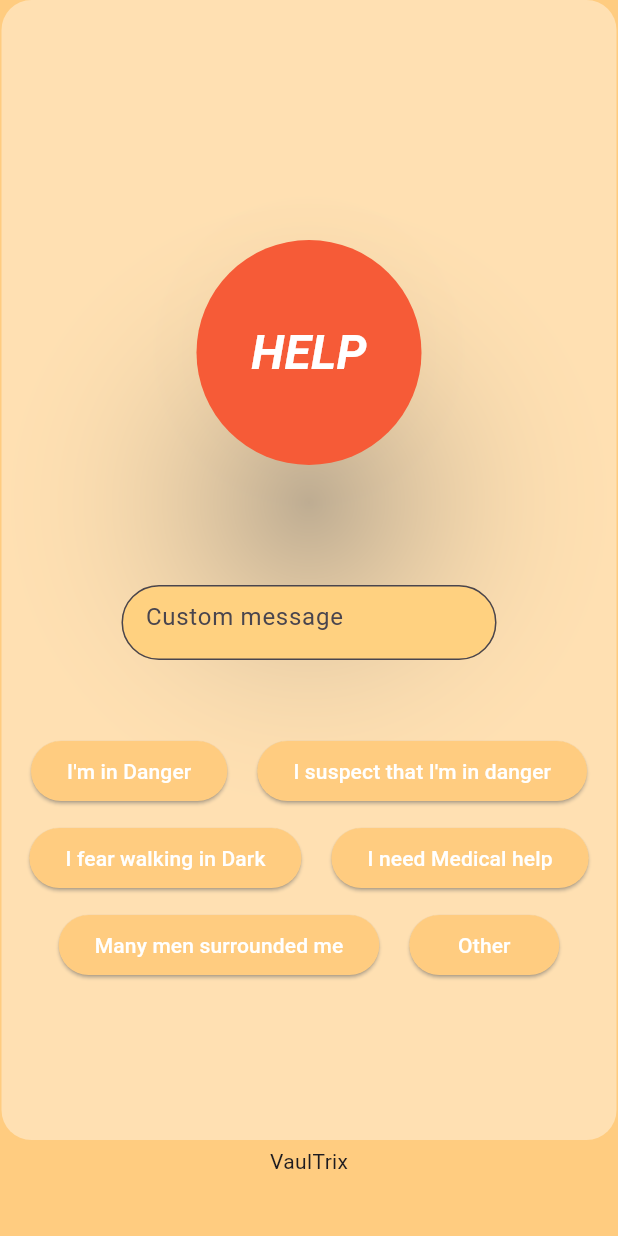
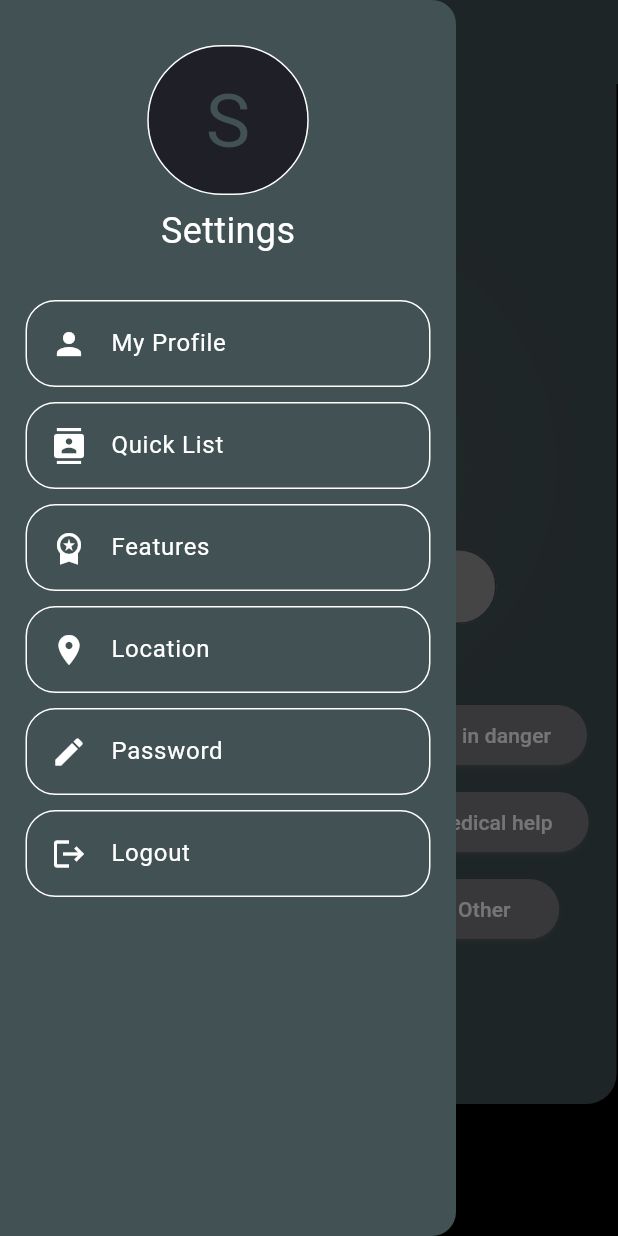
Before and after one commit to Sanmitha-Sadhishkumar/VaulTrix, a Flutter app: the screen it shows after launch, with the side drawer open (before the commit the screen has no drawer), on a phone screen of 412 x 824 dp. Run offline on Flutter 3.47's test engine with Material 3 defaults, Android fonts, the light colour scheme and no system bars.

Commit message:
added Settings drawer

```diff
--- /dev/null
+++ b/app/lib/colorThemes.dart
@@ -0,0 +1,22 @@
+import 'package:flutter/material.dart';
+import 'package:flutter/painting.dart';
+
+Map<String, Color> Home_Dark_theme = {
+  "Button_Color" : Color.fromARGB(255, 255, 0, 0),
+  "fillColor": Color.fromARGB(255, 150, 150, 150),
+  "HelperBgColor" : Color.fromARGB(255, 121, 122, 129),
+  "InnerContainerColor": Color.fromARGB(255, 66, 81, 84),
+  "OuterContainerColor" : Color.fromARGB(255, 0, 0, 0),
+  "VaultrixColor":Color.fromARGB(255, 255, 255, 255),
+  "DrawerHeader":Color.fromARGB(255, 31, 31, 40),
+};
+
+Map<String, Color> Home_Light_theme = {
+  "Button_Color" : Color.fromARGB(255, 255, 0, 0),
+  "fillColor": Color.fromARGB(255, 252, 212, 125),
+  "HelperBgColor" : Color.fromARGB(255, 255, 204, 128),
+  "InnerContainerColor": Color.fromARGB(255, 255, 224, 178),
+  "OuterContainerColor" : Color.fromARGB(255, 255, 204, 128),
+  "VaultrixColor":Color.fromARGB(255, 12, 12, 12),
+  "DrawerHeader":Color.fromARGB(255, 248, 152, 27),
+};
--- a/app/lib/main.dart
+++ b/app/lib/main.dart
@@ -1,6 +1,9 @@
 import 'package:flutter/material.dart';
 import 'package:flutter/painting.dart';
 import 'screens/home_page.dart';
+import 'colorThemes.dart';
+
+Map<String,Color> currentTheme = Home_Dark_theme;
 
 void main() {
   runApp(const MyApp());
@@ -18,7 +21,7 @@ class MyApp extends StatelessWidget {
         colorScheme: ColorScheme.fromSeed(seedColor: Colors.deepPurple),
         useMaterial3: true,
       ),
-      home: const HomeLayout(),
+      home: HomeLayout(currentTheme:currentTheme),
     );
   }
 }
--- /dev/null
+++ b/app/lib/screens/Elements/HelperMessage.dart
@@ -0,0 +1,28 @@
+
+import 'package:flutter/material.dart';
+import 'package:flutter/painting.dart';
+class HelperMessage extends StatefulWidget {
+  final String msg;
+  final Map<String,Color> currentTheme;
+  const HelperMessage({super.key, required this.msg, required this.currentTheme});
+  @override
+  State<HelperMessage> createState() => _HelperMessageState();
+}
+
+class _HelperMessageState extends State<HelperMessage> {
+  @override
+  Widget build(BuildContext context){
+    return ElevatedButton(
+        onPressed: (){
+          print(widget.msg);
+        },
+        style: ElevatedButton.styleFrom(
+          backgroundColor: widget.currentTheme['HelperBgColor'],
+          foregroundColor: Colors.white,
+          minimumSize:Size(100,40),
+          shadowColor: Colors.grey,
+          splashFactory: InkRipple.splashFactory,
+        ),
+        child: Text(widget.msg));
+  }
+}
--- /dev/null
+++ b/app/lib/screens/Elements/SettingsDrawer.dart
@@ -0,0 +1,91 @@
+import 'package:flutter/material.dart';
+import 'package:flutter/painting.dart';
+
+class SettingsTile extends StatelessWidget {
+  final Map<String,Color> currentTheme;
+  final String DisplayText;
+  final IconData DisplayIcon;
+  const SettingsTile({super.key, required this.DisplayIcon, required this.DisplayText, required this.currentTheme});
+
+  @override
+  Widget build(BuildContext context) {
+    return Column(
+      mainAxisAlignment: MainAxisAlignment.center, //Center Row contents horizontally,
+      crossAxisAlignment: CrossAxisAlignment.center,
+      children:<Widget>[
+        SizedBox(width:10),
+        SizedBox(
+          child:Container(
+            decoration: BoxDecoration(
+                border: Border.all(color: Colors.white),
+                borderRadius: BorderRadius.circular(20),
+            ),
+            child : ListTile(
+            leading: Icon(this.DisplayIcon, color:this.currentTheme['VaultrixColor']),
+            title: Text(this.DisplayText, style:TextStyle(height:2,color: this.currentTheme['VaultrixColor'])),
+            focusColor:this.currentTheme['InnerContainerColor'],
+            tileColor:this.currentTheme['InnerContainerColor'],
+            onTap: () {
+              Navigator.pop(context);
+            },
+            shape:RoundedRectangleBorder(borderRadius: BorderRadius.circular(20)),
+          ),
+          ),
+          width:270,
+        ),
+        SizedBox(width:10),
+      ],
+    );
+  }
+}
+
+class SettingsDrawer extends StatelessWidget {
+  final Map<String,Color> currentTheme;
+  const SettingsDrawer({super.key, required this.currentTheme});
+
+  @override
+  Widget build(BuildContext context) {
+    return Drawer(
+      backgroundColor:this.currentTheme['InnerContainerColor'],
+      child: ListView(
+        padding: const EdgeInsets.all(0),
+        children: [
+          Container(
+            height: 200,
+            child: Column(
+              children: <Widget>[
+                SizedBox(height:30),
+                Container(
+                  height: 100,
+                  decoration:BoxDecoration(
+                    borderRadius: BorderRadius.circular(50),
+                    border: Border.all(color: this.currentTheme['VaultrixColor']!),
+                    color: this.currentTheme['DrawerHeader'],),
+                  child:Text("   S   ", style:TextStyle(
+                    height:2,
+                    fontSize:50,
+                    color: this.currentTheme['InnerContainerColor'],
+                  )
+                ),
+                ),
+                Text("Settings", style:TextStyle(fontSize:24,height:2,color: this.currentTheme['VaultrixColor'])),
+              ]
+            )
+          ),//DrawerHeader
+          //SizedBox(height:40),
+          SettingsTile(DisplayIcon:Icons.person,DisplayText:'My Profile',currentTheme: this.currentTheme),
+          SizedBox(height:10),
+          SettingsTile(DisplayIcon:Icons.contacts,DisplayText:'Quick List',currentTheme: this.currentTheme),
+          SizedBox(height:10),
+          SettingsTile(DisplayIcon:Icons.workspace_premium,DisplayText:'Features',currentTheme: this.currentTheme),
+          SizedBox(height:10),
+          SettingsTile(DisplayIcon:Icons.location_on,DisplayText:'Location',currentTheme: this.currentTheme),
+          SizedBox(height:10),
+          SettingsTile(DisplayIcon:Icons.edit,DisplayText:'Password',currentTheme: this.currentTheme),
+          SizedBox(height:10),
+          SettingsTile(DisplayIcon:Icons.logout,DisplayText:'Logout',currentTheme: this.currentTheme),
+        ],
+      ),
+    );
+  }
+}
--- a/app/lib/screens/home_page.dart
+++ b/app/lib/screens/home_page.dart
@@ -1,35 +1,11 @@
 import 'package:flutter/material.dart';
 import 'package:flutter/painting.dart';
-
-class HelperMessage extends StatefulWidget {
-  final String msg;
-  const HelperMessage({super.key, required this.msg});
-  @override
-  State<HelperMessage> createState() => _HelperMessageState();
-}
-
-class _HelperMessageState extends State<HelperMessage> {
-  @override
-  Widget build(BuildContext context){
-    return ElevatedButton(
-        onPressed: (){
-          print(widget.msg);
-        },
-        style: ElevatedButton.styleFrom(
-          backgroundColor: Colors.orange[200],
-          foregroundColor: Colors.white,
-          minimumSize:Size(100,40),
-          shadowColor: Colors.grey,
-          splashFactory: InkRipple.splashFactory,
-        ),
-        child: Text(widget.msg));
-  }
-}
-
-
+import 'Elements/SettingsDrawer.dart';
+import 'Elements/HelperMessage.dart';
 
 class HomeLayout extends StatefulWidget {
-  const HomeLayout({super.key});
+  final Map<String,Color> currentTheme;
+  const HomeLayout({super.key, required this.currentTheme});
   @override
   State<HomeLayout> createState() => _HomeLayout();
 }
@@ -38,6 +14,14 @@ class _HomeLayout extends State<HomeLayout> {
   @override
   Widget build(BuildContext context) {
     return Scaffold(
+      appBar:AppBar(
+          //leading: IconButton(
+           //     icon:Icon(IconData(0xf36e, fontFamily: 'MaterialIcons')),
+           //     onPressed:(){},),
+          backgroundColor:widget.currentTheme["InnerContainerColor"],
+          foregroundColor:widget.currentTheme["VaultrixColor"],
+      ),
+      drawer: SettingsDrawer(currentTheme:widget.currentTheme),
       body: Center(
         child: Container(
           child: Column(
@@ -45,19 +29,19 @@ class _HomeLayout extends State<HomeLayout> {
               Container(
                   child:Column(
                     children:<Widget>[
-                      SizedBox(height: 160),
+                      SizedBox(height: 80),
                       Center(
                         child: ElevatedButton(
                           child: const Text('HELP'),
                           style: ElevatedButton.styleFrom(
-                            backgroundColor: Colors.red,
+                            backgroundColor: widget.currentTheme['Button_Color'],
                             foregroundColor: Colors.white,
                             shape: RoundedRectangleBorder(borderRadius: BorderRadius.circular(80),),
                             shadowColor: Colors.grey,
                             minimumSize:Size(150,150),
                             textStyle: TextStyle(fontSize:32, fontStyle: FontStyle.italic, fontWeight: FontWeight.bold),
                             elevation: 50.0,
-                            surfaceTintColor: Colors.yellow,
+                            //surfaceTintColor: Colors.yellow,
                             splashFactory: InkRipple.splashFactory,
                           ),
                           onPressed: (){
@@ -77,7 +61,7 @@ class _HomeLayout extends State<HomeLayout> {
                             hintText: 'Custom message',
                             filled: true,
                             border: OutlineInputBorder(borderRadius: BorderRadius.circular(50,)),
-                            fillColor: Colors.orangeAccent[100],
+                            fillColor: widget.currentTheme['fillColor'],
                           ),
                           style: TextStyle(fontSize: 16.0, height: 2.0, color: Colors.black),
                           cursorHeight: 16,
@@ -89,9 +73,9 @@ class _HomeLayout extends State<HomeLayout> {
                         mainAxisAlignment: MainAxisAlignment.center, //Center Row contents horizontally,
                         crossAxisAlignment: CrossAxisAlignment.center,
                         children:<Widget>[
-                          HelperMessage(msg: "I'm in Danger"),
+                          HelperMessage(msg: "I'm in Danger",currentTheme:widget.currentTheme),
                           SizedBox(width: 20),
-                          HelperMessage(msg: "I suspect that I'm in danger"),
+                          HelperMessage(msg: "I suspect that I'm in danger", currentTheme:widget.currentTheme),
                         ],
                       ),
                       SizedBox(height: 10),
@@ -99,9 +83,9 @@ class _HomeLayout extends State<HomeLayout> {
                         mainAxisAlignment: MainAxisAlignment.center, //Center Row contents horizontally,
                         crossAxisAlignment: CrossAxisAlignment.center,
                         children:<Widget>[
-                          HelperMessage(msg: "I fear walking in Dark"),
+                          HelperMessage(msg: "I fear walking in Dark", currentTheme:widget.currentTheme),
                           SizedBox(width: 20),
-                          HelperMessage(msg: "I need Medical help"),
+                          HelperMessage(msg: "I need Medical help", currentTheme:widget.currentTheme),
                         ],
                       ),
                       SizedBox(height: 10),
@@ -109,27 +93,30 @@ class _HomeLayout extends State<HomeLayout> {
                         mainAxisAlignment: MainAxisAlignment.center, //Center Row contents horizontally,
                         crossAxisAlignment: CrossAxisAlignment.center,
                         children:<Widget>[
-                          HelperMessage(msg: "Many men surrounded me"),
+                          HelperMessage(msg: "Many men surrounded me", currentTheme:widget.currentTheme),
                           SizedBox(width: 20),
-                          HelperMessage(msg: "Other"),
+                          HelperMessage(msg: "Other", currentTheme:widget.currentTheme),
                         ],
                       )
                     ],
                   ),
-                  height: 760,
+                  height: 680,
                   width: 410,
                   decoration: ShapeDecoration(
-                    shape: RoundedRectangleBorder(borderRadius: BorderRadius.circular(20),),
-                    color: Colors.orange[100],
+                    shape: RoundedRectangleBorder(borderRadius: BorderRadius.only(
+                      bottomLeft:Radius.circular(20),
+                      bottomRight:Radius.circular(20),
+                    ),),
+                    color: widget.currentTheme['InnerContainerColor'],
                   )
               ),
-              SizedBox(height:20,child:Text("VaulTrix", style:TextStyle(height:2))
+              SizedBox(height:20,child:Text("VaulTrix", style:TextStyle(height:2,color: widget.currentTheme['VaultrixColor']))
               ),
             ],
           ),
         ),
       ),
-      backgroundColor: Colors.orange[200],
+      backgroundColor: widget.currentTheme['OuterContainerColor'],
     );
   }
 }
```
